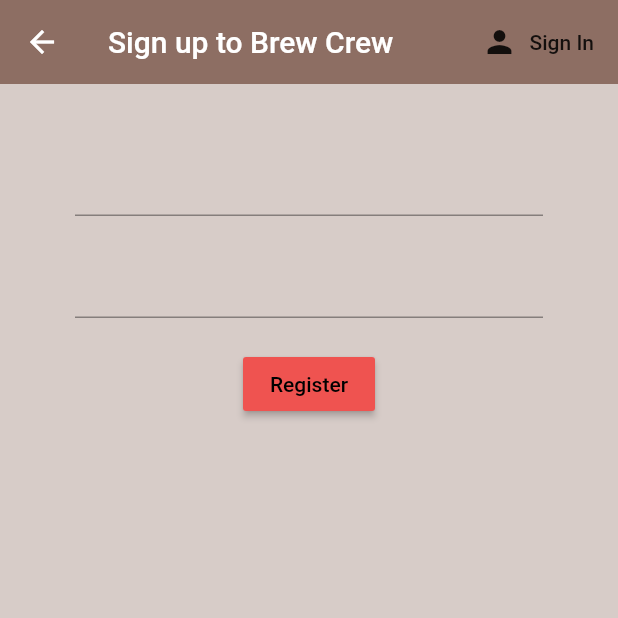
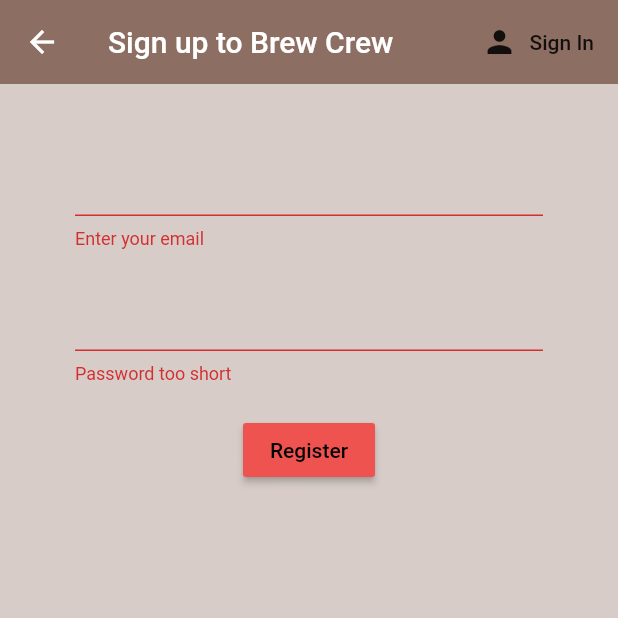
Before and after one commit to MrHKMY/Flutter_BrewCrew, a Flutter app: the Register screen opened directly, after a tap on "Register", on a phone screen of 412 x 824 dp, the top half of it. Run offline on Flutter 3.47's test engine with Material 2 defaults, Android fonts, the phone set to English and light mode, and no system bars; our stand-ins replace firebase_auth, firebase_core; accounts and stored records are empty.

Commit message:
Validator and Email Register

```diff
--- a/crew_brew/lib/screens/authenticate/register.dart
+++ b/crew_brew/lib/screens/authenticate/register.dart
@@ -4,6 +4,7 @@ import 'package:flutter/material.dart';
 class Register extends StatefulWidget {
 
   final Function passValue;
+
   Register({this.passValue});
 
   @override
@@ -11,10 +12,14 @@ class Register extends StatefulWidget {
 }
 
 class _RegisterState extends State<Register> {
+
   final AuthService _authService = AuthService();
+  final _formKey = GlobalKey<FormState>();
+
 
   String email = "";
   String password = "";
+  String error = "";
 
   @override
   Widget build(BuildContext context) {
@@ -36,15 +41,19 @@ class _RegisterState extends State<Register> {
       body: Container(
         padding: EdgeInsets.symmetric(vertical: 20, horizontal: 50),
         child: Form(
+          key: _formKey,
           child: Column(
             children: <Widget>[
               SizedBox(height: 20),
-              TextFormField(onChanged: (val) {
-                setState(() => email = val);
-              }),
+              TextFormField(
+                  validator: (val) => val.isEmpty ? "Enter your email" : null ,
+                  onChanged: (val) {
+                    setState(() => email = val);
+                  }),
               SizedBox(height: 20),
               TextFormField(
                 obscureText: true,
+                validator: (val) => val.length < 6 ? "Password too short" : null ,
                 onChanged: (val) {
                   setState(() => password = val);
                 },
@@ -57,9 +66,18 @@ class _RegisterState extends State<Register> {
                     style: TextStyle(color: Colors.black),
                   ),
                   onPressed: () async {
-                    print(email);
-                    print(password);
+                    if (_formKey.currentState.validate()) {
+                      dynamic result = await _authService.registerWithEmailAndPassword(email, password);
+                      if (result == null){
+                        setState(() => error = "Please add valid email");
+                      }
+                    }
                   }),
+              SizedBox(height: 20,),
+              Text(
+                error,
+              style: TextStyle(color: Colors.red),
+              )
             ],
           ),
         ),
--- a/crew_brew/lib/services/auth.dart
+++ b/crew_brew/lib/services/auth.dart
@@ -27,6 +27,18 @@ class AuthService {
     }
   }
 
+  //register with email and password
+  Future registerWithEmailAndPassword(String email, String password) async {
+    try {
+      AuthResult result = await _auth.createUserWithEmailAndPassword(email: email, password: password);
+      FirebaseUser user = result.user;
+      return _userFromFirebaseUser(user);
+    } catch (e){
+      print(e.toString());
+      return null;
+    }
+  }
+
   //sign out
   Future signOutUser() async {
     try{
```
